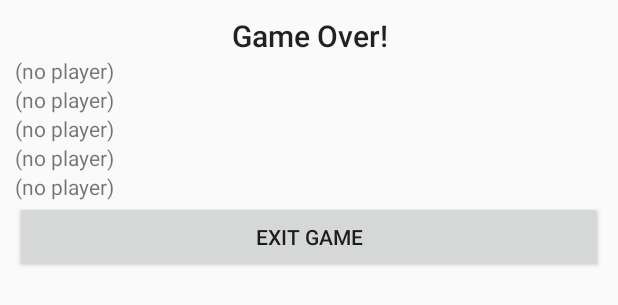
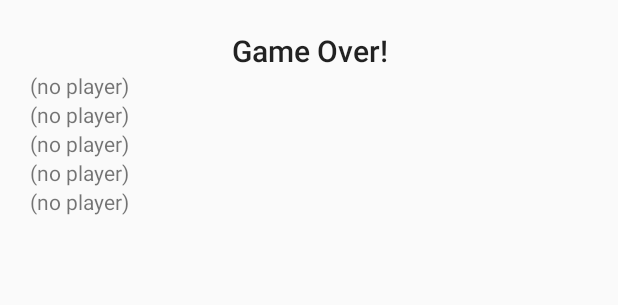
Before and after one commit to mitchell-foote/TicketToRide, an Android app: the layout dialog_endgame.xml on its own in the app's theme, with its tools: preview values and no code run, on a phone screen of 412 x 824 dp. Shown: the top 305 px of the screen. Run offline under Robolectric (Android 15) with nearby library versions, the phone set to English and light mode, and no system bars.

Commit message:
longest route during-game updates more promptly - end game dialogue stops you from continuing to play the game - there's a star in the upper-left that forces the end game dialogue to show up

```diff
--- a/app/src/main/java/com/example/fifteam/tickettoride/presenters/inGamePresenters/GamePresenter.java
+++ b/app/src/main/java/com/example/fifteam/tickettoride/presenters/inGamePresenters/GamePresenter.java
@@ -53,9 +53,6 @@ public class GamePresenter implements Observer {
         view.setPoints(points);
 
         setHand(ClientGamePresenterFacade.getInstance().getUserHand());
-
-        //todo: once an easier way of figuring out if you have longest route is made, make this work
-        view.setHasLongestRoute(false);
     }
 
     private void setHand(Map<SharedColor, Integer> hand) {
--- a/app/src/main/java/com/example/fifteam/tickettoride/views/inGameViews/PlayerInfoFragment.java
+++ b/app/src/main/java/com/example/fifteam/tickettoride/views/inGameViews/PlayerInfoFragment.java
@@ -52,6 +52,8 @@ public class PlayerInfoFragment extends Fragment {
         longestRouteOwner = (TextView) v.findViewById(R.id.playerInfo_longestRoutePlayer);
         longestRouteOwner.setText("n/a");
 
+        presenter.setPlayerInfo();
+
         return v;
     }
 
--- a/app/src/main/res/layout/dialog_endgame.xml
+++ b/app/src/main/res/layout/dialog_endgame.xml
@@ -2,7 +2,7 @@
 <LinearLayout xmlns:android="http://schemas.android.com/apk/res/android"
     android:layout_width="match_parent"
     android:layout_height="match_parent"
-    android:layout_margin="10dp"
+    android:padding="20dp"
     android:orientation="vertical">
 
     <TextView
@@ -42,10 +42,4 @@
         android:layout_height="wrap_content"
         android:text="(no player)" />
 
-    <Button
-        android:id="@+id/endgame_button"
-        android:layout_width="match_parent"
-        android:layout_height="wrap_content"
-        android:text="Exit Game" />
-
 </LinearLayout>
```
Also changed, not shown: app/src/main/java/com/example/fifteam/tickettoride/presenters/inGamePresenters/PlayerInfoPresenter.java (+7 -3 lines), app/src/main/java/com/example/fifteam/tickettoride/views/inGameViews/EndGameDialogFragment.java (+0 -12 lines), app/src/main/java/com/example/fifteam/tickettoride/views/inGameViews/GameView.java (+15 -6 lines).
